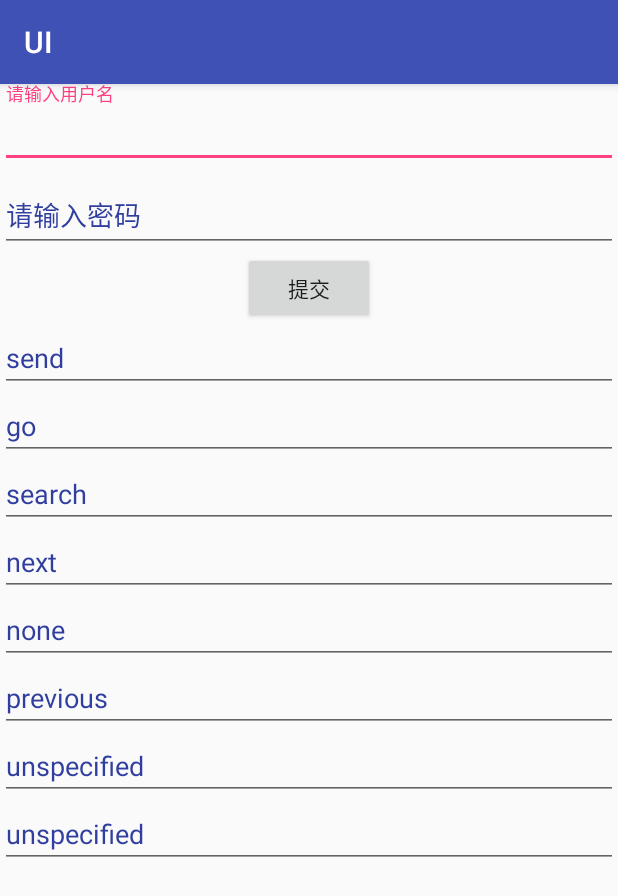
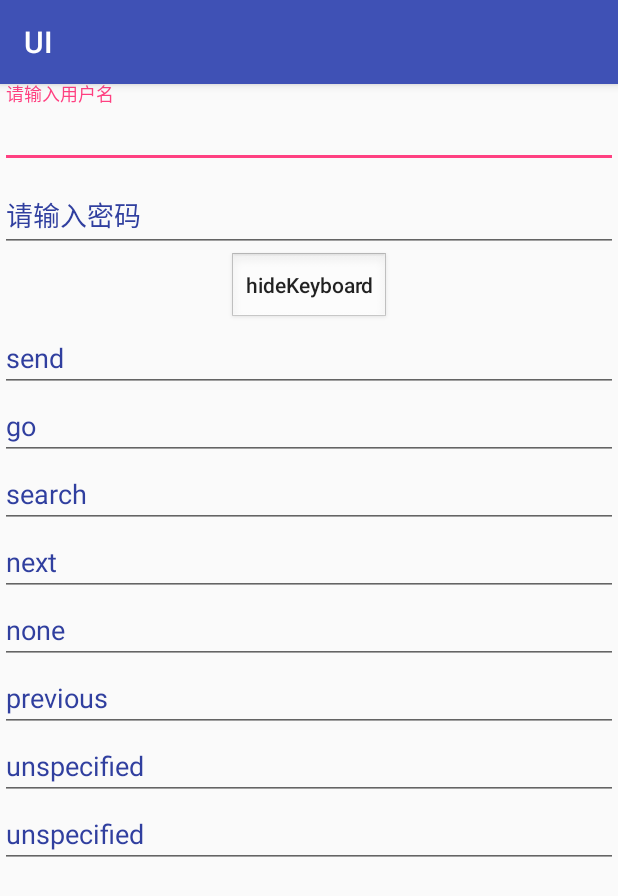
Before and after one commit to clvc/UI, an Android app: the TextInputLayoutActivity screen opened directly, with no data from a screen before it, on a phone screen of 412 x 824 dp. Shown: the top 896 px of the screen. Run offline under Robolectric (Android 15) with nearby library versions, the phone set to English and light mode, and no system bars.

Commit message:
2017/10/27

```diff
--- a/app/src/main/java/com/palfund/ui/textinputlayout/TextInputLayoutActivity.java
+++ b/app/src/main/java/com/palfund/ui/textinputlayout/TextInputLayoutActivity.java
@@ -5,6 +5,7 @@ import android.os.Bundle;
 import android.support.design.widget.TextInputLayout;
 import android.support.v7.app.AppCompatActivity;
 import android.text.Editable;
+import android.text.TextUtils;
 import android.text.TextWatcher;
 import android.view.View;
 import android.view.inputmethod.InputMethodManager;
@@ -16,7 +17,6 @@ import java.util.regex.Matcher;
 import java.util.regex.Pattern;
 
 public class TextInputLayoutActivity extends AppCompatActivity {
-
     @Override
     protected void onCreate(Bundle savedInstanceState) {
         super.onCreate(savedInstanceState);
@@ -36,7 +36,7 @@ public class TextInputLayoutActivity extends AppCompatActivity {
 
             @Override
             public void onTextChanged(CharSequence s, int start, int before, int count) {
-                if (!isWord(s.toString())) {
+                if (!TextUtils.isEmpty(s) && !isWord(s.toString())) {
                     // 在setError设置错误消息之前开启这个功能意味着在显示错误的时候布局不会变化。
                     textInputLayout_name.setErrorEnabled(true);
                     textInputLayout_name.setError("用户名输入错误");
--- a/app/src/main/res/layout/activity_text_input_layout.xml
+++ b/app/src/main/res/layout/activity_text_input_layout.xml
@@ -38,7 +38,6 @@
             android:hint="请输入密码"
             android:imeOptions="actionDone"
             android:singleLine="true"
-
             />
 
     </android.support.design.widget.TextInputLayout>
@@ -48,8 +47,10 @@
         android:layout_width="wrap_content"
         android:layout_height="wrap_content"
         android:layout_gravity="center_horizontal"
+        android:background="@android:drawable/edit_text"
         android:onClick="click"
-        android:text="提交"
+        android:text="hideKeyboard"
+        android:textAllCaps="false"
         />
 
     <EditText
```
